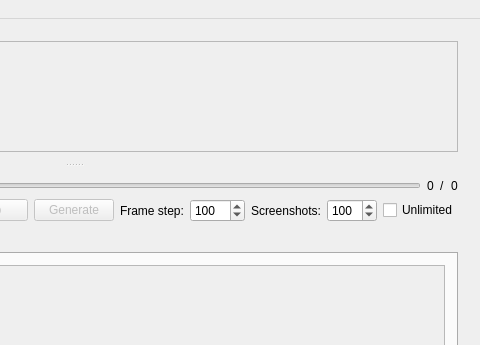
The window that mainwindow.ui (labyrinthofdreams/screenpicker) describes before a commit, drawn with Qt 5; both pictures show x 332 to 812 and y 0 to 345 of the 812 by 521 pixel window.
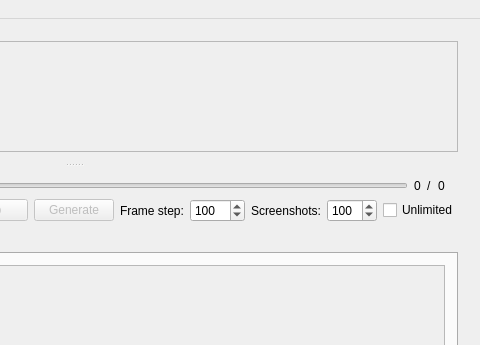
The same window after the commit. Custom widgets are drawn as their Qt base class.

Commit message: Display video resolution

Patch:
```diff
--- a/mainwindow.ui
+++ b/mainwindow.ui
@@ -138,6 +138,13 @@
             </property>
            </widget>
           </item>
+          <item>
+           <widget class="QLabel" name="labelVideoResolution">
+            <property name="text">
+             <string/>
+            </property>
+           </widget>
+          </item>
          </layout>
         </item>
         <item>
```
The commit also changes 6 other files.
